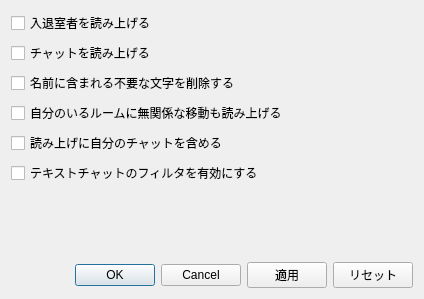
Qt form nyushitsu/src/ui/settingsdialog.ui (chirimenmonster/ts3plugins) before a commit.
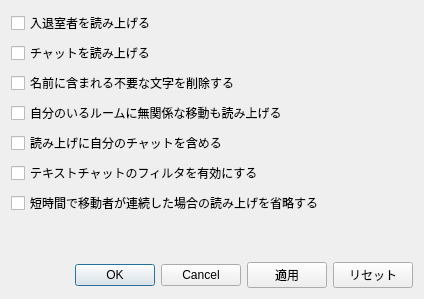
The same form after that commit.

Diff of the .ui file:
```diff
--- a/nyushitsu/src/ui/settingsdialog.ui
+++ b/nyushitsu/src/ui/settingsdialog.ui
@@ -59,6 +59,13 @@
         </property>
        </widget>
       </item>
+      <item>
+       <widget class="QCheckBox" name="checkBox_enableCooldownTimer">
+        <property name="text">
+         <string>短時間で移動者が連続した場合の読み上げを省略する</string>
+        </property>
+       </widget>
+      </item>
       <item>
        <spacer name="verticalSpacer">
         <property name="orientation">
```
